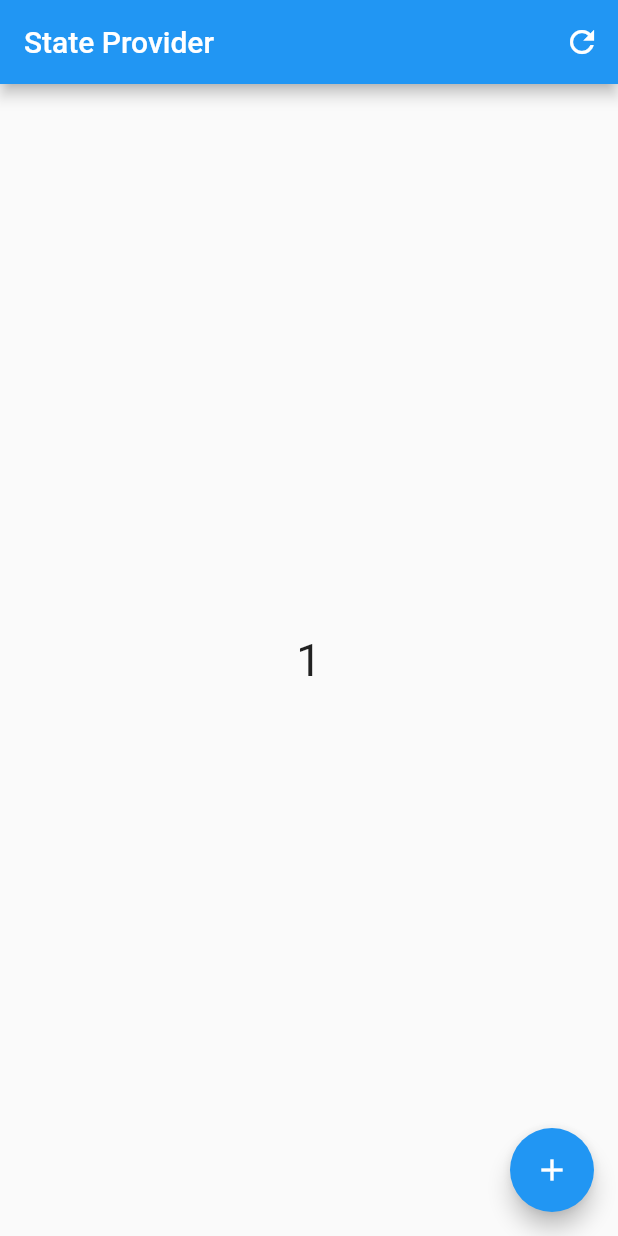
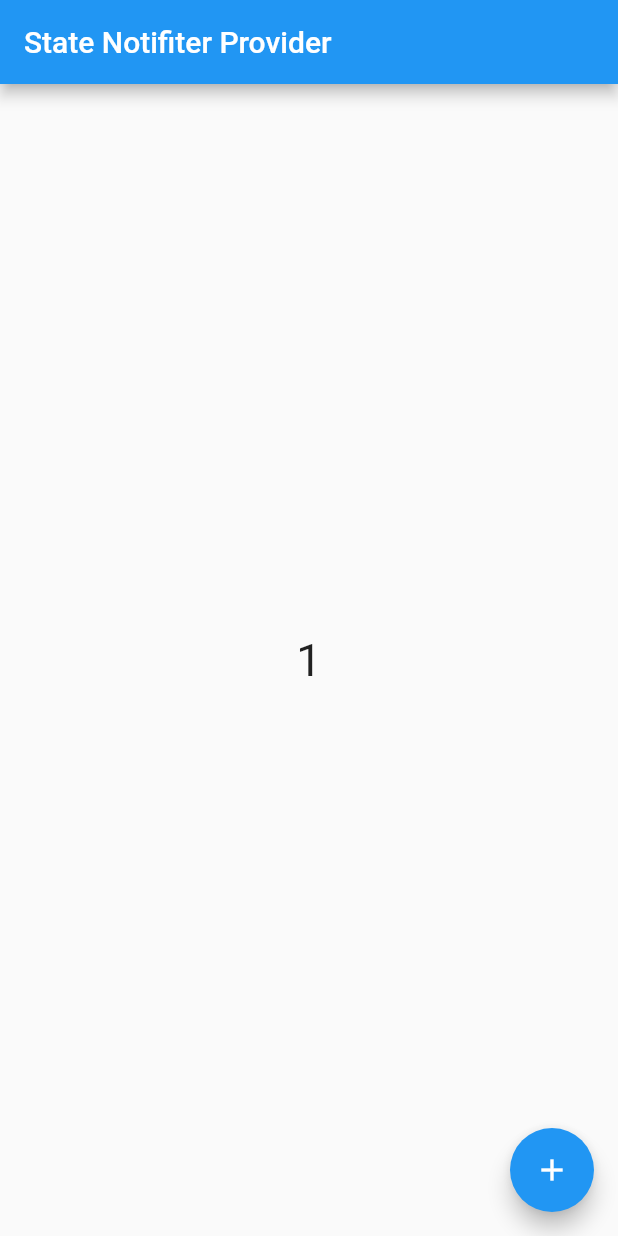
Before and after one commit to Sea-zone/Riverpod_learning, a Flutter app: the screen it shows after launch, after a tap on the "add" icon, on a phone screen of 412 x 824 dp. Run offline on Flutter 3.47's test engine with Material 2 defaults, Android fonts, the phone set to English and light mode, and no system bars; our stand-ins replace flutter_riverpod.

Commit message:
State Notifier Provider

```diff
--- /dev/null
+++ b/lib/counter_demo.dart
@@ -0,0 +1,8 @@
+import 'package:flutter_riverpod/flutter_riverpod.dart';
+
+class CounterDemo extends StateNotifier<int> {
+  CounterDemo() : super(0);
+  void increment() {
+    state++;
+  }
+}
--- a/lib/main.dart
+++ b/lib/main.dart
@@ -1,9 +1,9 @@
 import 'package:flutter/material.dart';
 import 'package:flutter_riverpod/flutter_riverpod.dart';
+import 'package:riverpod_setup/counter_demo.dart';
 
-final counterProvider = StateProvider<int>(
-  (ref) => 0,
-);
+final counterProvider =
+    StateNotifierProvider<CounterDemo, int>((ref) => CounterDemo());
 void main() {
   runApp(const ProviderScope(child: MyApp()));
 }
@@ -28,36 +28,21 @@ class MyHomePage extends ConsumerWidget {
   const MyHomePage({super.key});
   @override
   Widget build(BuildContext context, WidgetRef ref) {
-    final count = ref.watch(counterProvider);
+    final counter = ref.watch(counterProvider);
 
-    ref.listen(counterProvider, ((previous, next) {
-      if (next == 5) {
-        ScaffoldMessenger.of(context)
-            .showSnackBar(SnackBar(content: Text('The value is $next')));
-      }
-    }));
     return Scaffold(
       appBar: AppBar(
-        title: const Text('State Provider'),
-        actions: [
-          IconButton(
-              onPressed: () {
-                ref.refresh(counterProvider);
-                // ref.invalidate(counterProvider);
-              },
-              icon: const Icon(Icons.refresh))
-        ],
+        title: const Text('State Notifiter Provider'),
       ),
       body: Center(
         child: Text(
-          count.toString(),
+          '$counter',
           style: const TextStyle(fontSize: 30),
         ),
       ),
       floatingActionButton: FloatingActionButton(
         onPressed: () {
-          ref.read(counterProvider.notifier).update((state) => state + 1);
-          // ref.read(counterProvider.notifier).state++;
+          ref.read(counterProvider.notifier).increment();
         },
         child: const Icon(Icons.add),
       ),
```
